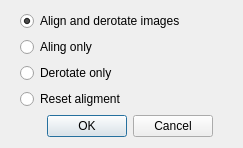
Above: lxnstack/data/ui/align_dialog.ui from mauritiusdadd/lxnstack before the change. Below: the same form after it.
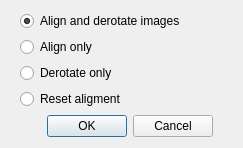
That is the form after the change.

Patch:
```diff
--- a/lxnstack/data/ui/align_dialog.ui
+++ b/lxnstack/data/ui/align_dialog.ui
@@ -45,7 +45,7 @@
    <item>
     <widget class="QRadioButton" name="alignOnlyRadioButton">
      <property name="text">
-      <string>Aling only</string>
+      <string>Align only</string>
      </property>
     </widget>
    </item>
```
